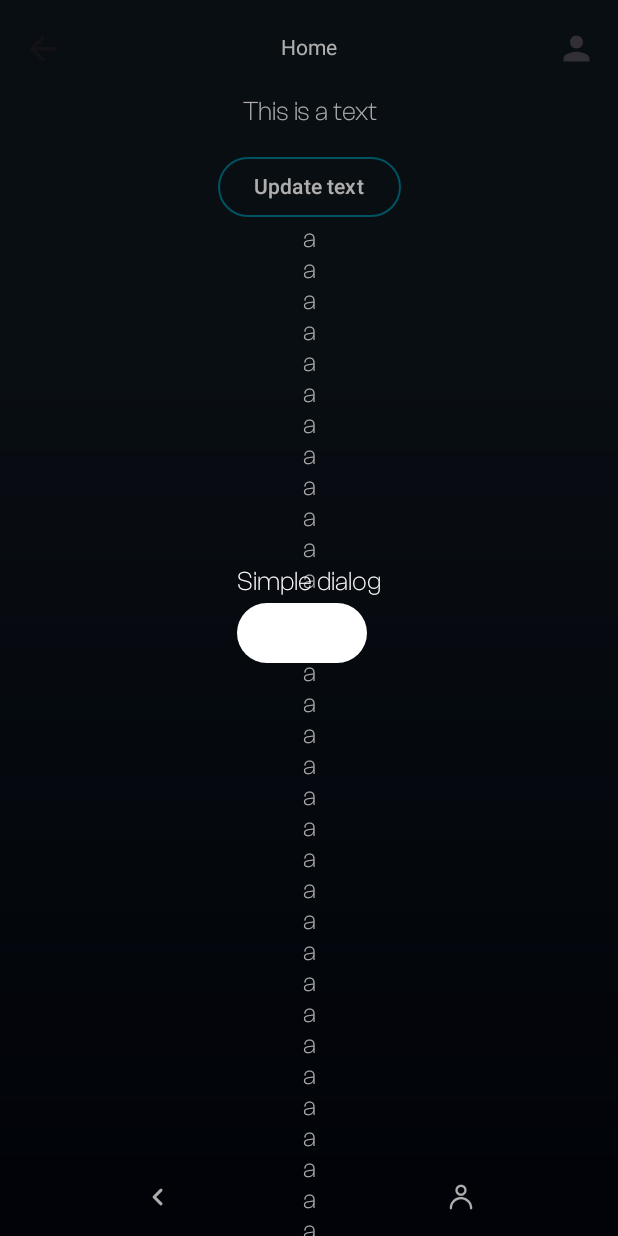
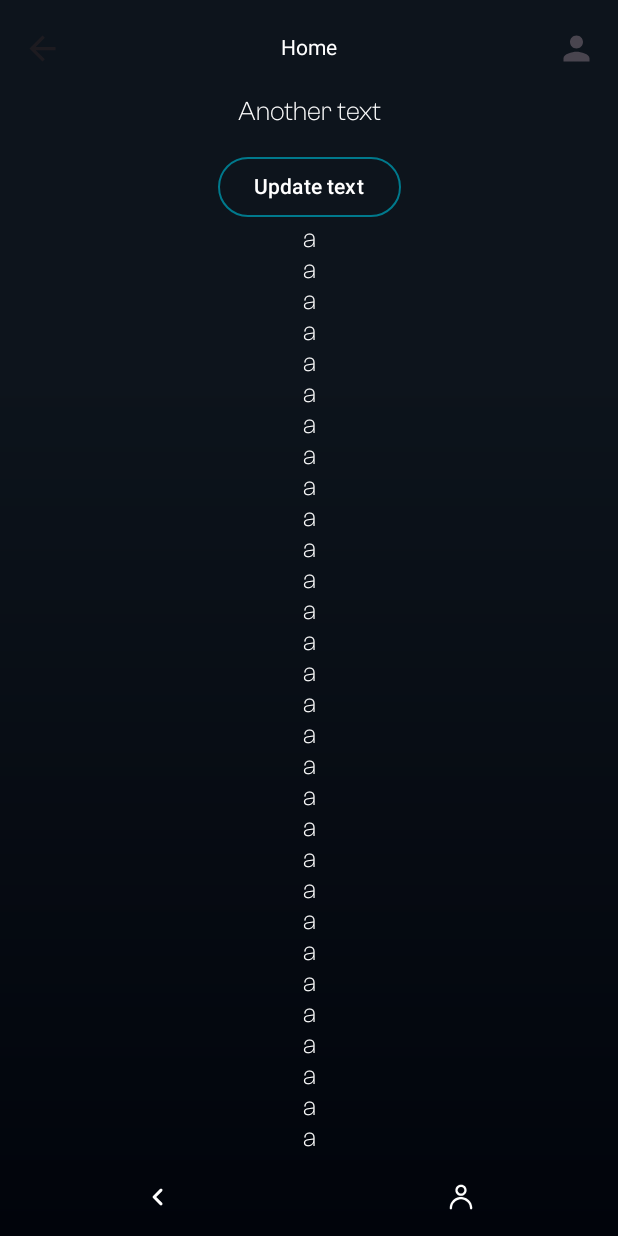
Before and after one commit to devaro95/vro, an Android app built with Jetpack Compose: the screen it shows after launch (SampleMainActivity), after a tap on "Update text", on a phone screen of 412 x 824 dp. Run offline under Robolectric (Android 15) with nearby library versions, the phone set to English and light mode, and no system bars; our stand-ins replace livedata-compose.

Commit message:
BottomSheetDialog

```diff
--- a/app/src/main/kotlin/com/vro/compose/VROComposableActivity.kt
+++ b/app/src/main/kotlin/com/vro/compose/VROComposableActivity.kt
@@ -82,7 +82,7 @@ abstract class VROComposableActivity : ComponentActivity() {
             Column(
                 modifier = Modifier.padding(
                     top = innerPadding.calculateTopPadding(),
-                    bottom = if (scaffoldState.value.bottomBarState == null) 0.dp
+                    bottom = if (bottomBarState == null) 0.dp
                     else innerPadding.calculateBottomPadding()
                 )
             ) {
--- a/gradleConfig/dependencies.gradle
+++ b/gradleConfig/dependencies.gradle
@@ -10,6 +10,7 @@ ext {
     mockitoCore = "5.6.0"
     junit = "1.1.5"
     archCore = "2.2.0"
+    material3 = "1.2.0-rc01"
     composeMaterial3Size = "1.2.0-alpha10"
     composeActivity = "1.8.0"
     composeLifecycle = "2.6.2"
@@ -18,7 +19,7 @@ ext {
     libraries = [
             core                     : "androidx.core:core-ktx:$core",
             appCompat                : "androidx.appcompat:appcompat:$appCompat",
-            material3                : "androidx.compose.material3:material3",
+            material3                : "androidx.compose.material3:material3:$material3",
             koinAndroid              : "io.insert-koin:koin-android:$koin",
             koinCore                 : "io.insert-koin:koin-core:$koin",
             koinCompose              : "io.insert-koin:koin-androidx-compose:$koinCompose",
--- a/sampleapp/src/main/java/com/sampleapp/home/SampleHomeViewModel.kt
+++ b/sampleapp/src/main/java/com/sampleapp/home/SampleHomeViewModel.kt
@@ -2,6 +2,7 @@ package com.sampleapp.home
 
 import com.sampleapp.base.SampleBaseViewModel
 import com.sampleapp.main.SampleDestinations
+import com.vro.constants.EMPTY_STRING
 import java.io.Serializable
 
 class SampleHomeViewModel : SampleBaseViewModel<SampleHomeState, SampleDestinations>(), SampleHomeEvent {
@@ -11,7 +12,7 @@ class SampleHomeViewModel : SampleBaseViewModel<SampleHomeState, SampleDestinati
     override fun onNavResult(result: Serializable) {
         super.onNavResult(result)
         if (result is Boolean) {
-            if (result) updateScreen { copy("esto es una prueba") }
+            if (result) updateScreen { copy(text = "esto es una prueba") }
         }
     }
 
@@ -21,21 +22,19 @@ class SampleHomeViewModel : SampleBaseViewModel<SampleHomeState, SampleDestinati
         }
     }
 
-
     override fun onActionButtonClick() {
-        showSimpleDialog()
-        //checkDataState().also {
-        //    updateDataState {
-        //        copy(
-        //            text =
-        //            when (it.text) {
-        //                FIRST_TEXT -> SECOND_TEXT
-        //                SECOND_TEXT -> FIRST_TEXT
-        //                else -> EMPTY_STRING
-        //            }
-        //        )
-        //    }
-        //}
+        checkDataState().also {
+            updateScreen {
+                copy(
+                    text =
+                    when (it.text) {
+                        FIRST_TEXT -> SECOND_TEXT
+                        SECOND_TEXT -> FIRST_TEXT
+                        else -> EMPTY_STRING
+                    }
+                )
+            }
+        }
     }
 
     override fun navigateToProfile() {
@@ -49,7 +48,5 @@ class SampleHomeViewModel : SampleBaseViewModel<SampleHomeState, SampleDestinati
     companion object {
         const val FIRST_TEXT = "This is a text"
         const val SECOND_TEXT = "Another text"
-        const val DIALOG_SIMPLE = 1000
     }
-
 }
```
Also changed, not shown: app/src/main/kotlin/com/vro/compose/components/VROBottomSheet.kt (added, +66 -0 lines).
